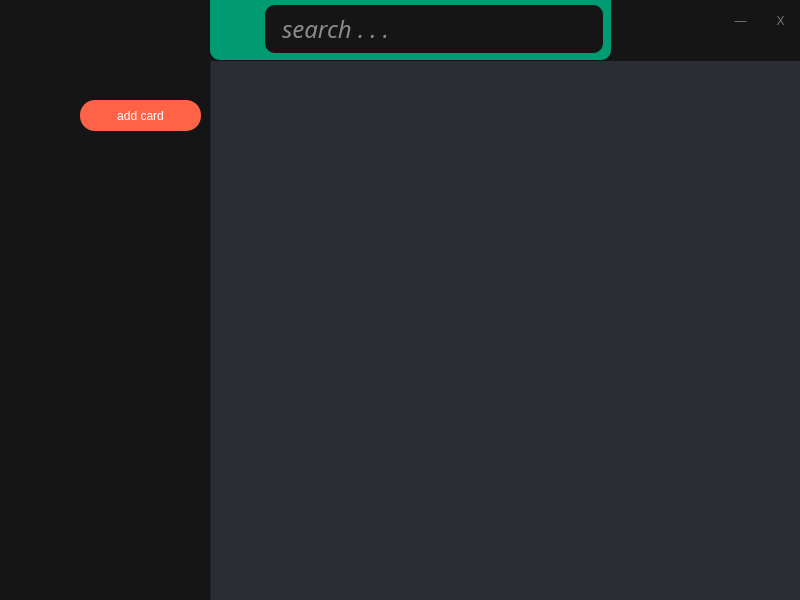
command-flow-team/command-flow, file command-flow-main-window.ui: the form before one commit.
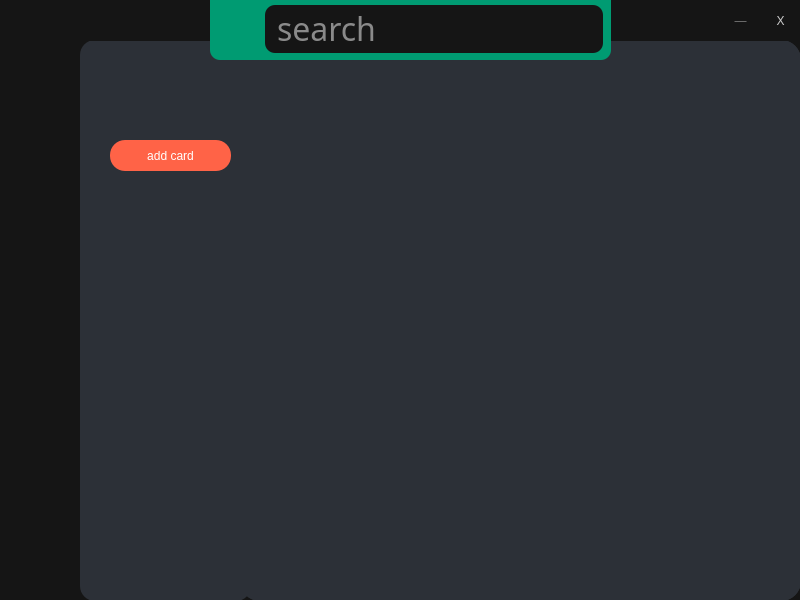
The form after the commit. Icons and pictures are not drawn.

```diff
--- a/command-flow-main-window.ui
+++ b/command-flow-main-window.ui
@@ -26,7 +26,7 @@
    <string>MainWindow</string>
   </property>
   <property name="styleSheet">
-   <string notr="true">background-color: #2A2D34</string>
+   <string notr="true">background-color: #151515;</string>
   </property>
   <widget class="QWidget" name="centralwidget">
    <widget class="QListWidget" name="search_bar">
@@ -254,20 +254,20 @@
     </property>
     <property name="font">
      <font>
-      <family>Munson</family>
-      <pointsize>18</pointsize>
-      <italic>true</italic>
-      <bold>false</bold>
+      <family>Afacad Flux</family>
+      <pointsize>24</pointsize>
+      <italic>false</italic>
       <underline>false</underline>
       <strikeout>false</strikeout>
+      <fontweight>DemiBold</fontweight>
      </font>
     </property>
     <property name="styleSheet">
      <string notr="true">background-color: #151515;
-font: italic 18pt &quot;Munson&quot;;
+font: 600 24pt &quot;Afacad Flux&quot;;
 border-radius: 10;
-padding-left: 15;
-padding-right: 15;
+padding-left: 10;
+padding-right: 10;
 padding-bottom: 1;
 color: white;
 
@@ -278,18 +278,21 @@
      <string/>
     </property>
     <property name="placeholderText">
-     <string>search . . . </string>
+     <string>search </string>
     </property>
    </widget>
    <widget class="QStackedWidget" name="mainZone">
     <property name="geometry">
      <rect>
-      <x>50</x>
-      <y>0</y>
-      <width>751</width>
-      <height>601</height>
+      <x>80</x>
+      <y>40</y>
+      <width>721</width>
+      <height>561</height>
      </rect>
     </property>
+    <property name="styleSheet">
+     <string notr="true">border-radius: 20px;</string>
+    </property>
     <property name="currentIndex">
      <number>1</number>
     </property>
@@ -314,7 +317,7 @@
     </widget>
     <widget class="QWidget" name="ccmdPage">
      <property name="styleSheet">
-      <string notr="true">background-color: #151515;</string>
+      <string notr="true"/>
      </property>
      <widget class="QPushButton" name="add_ccmd_button">
       <property name="geometry">
@@ -339,13 +342,13 @@
       <property name="geometry">
        <rect>
         <x>160</x>
-        <y>20</y>
-        <width>591</width>
-        <height>581</height>
+        <y>0</y>
+        <width>561</width>
+        <height>561</height>
        </rect>
       </property>
       <property name="styleSheet">
-       <string notr="true">background-color: #2A2D34</string>
+       <string notr="true">background-color: #2C3037;</string>
       </property>
       <property name="widgetResizable">
        <bool>true</bool>
@@ -355,12 +358,29 @@
         <rect>
          <x>0</x>
          <y>0</y>
-         <width>589</width>
-         <height>579</height>
+         <width>561</width>
+         <height>561</height>
         </rect>
        </property>
       </widget>
      </widget>
+     <widget class="QWidget" name="ccmd_side_bar" native="true">
+      <property name="geometry">
+       <rect>
+        <x>0</x>
+        <y>0</y>
+        <width>171</width>
+        <height>561</height>
+       </rect>
+      </property>
+      <property name="styleSheet">
+       <string notr="true">background-color: #2C3037;
+border-radius: 15px;</string>
+      </property>
+     </widget>
+     <zorder>ccmd_side_bar</zorder>
+     <zorder>ccmd_zone</zorder>
+     <zorder>add_ccmd_button</zorder>
     </widget>
    </widget>
    <widget class="QWidget" name="widget" native="true">
@@ -477,8 +497,8 @@
     <property name="styleSheet">
      <string notr="true">background-color: #151515;
 border-radius: 10;
-color: #757575;
-font: 700 20pt &quot;Munson&quot;;</string>
+color: #cbcbcb;
+font: 700 28pt &quot;Afacad Flux&quot;;</string>
     </property>
     <property name="text">
      <string>X</string>
@@ -509,11 +529,11 @@
       <x>70</x>
       <y>0</y>
       <width>731</width>
-      <height>61</height>
+      <height>41</height>
      </rect>
     </property>
     <property name="styleSheet">
-     <string notr="true">background-color: #151515;</string>
+     <string notr="true"/>
     </property>
    </widget>
    <widget class="QLabel" name="label_2">
```
Left out of the diff: 28 changed lines with no effect on the pictures.
